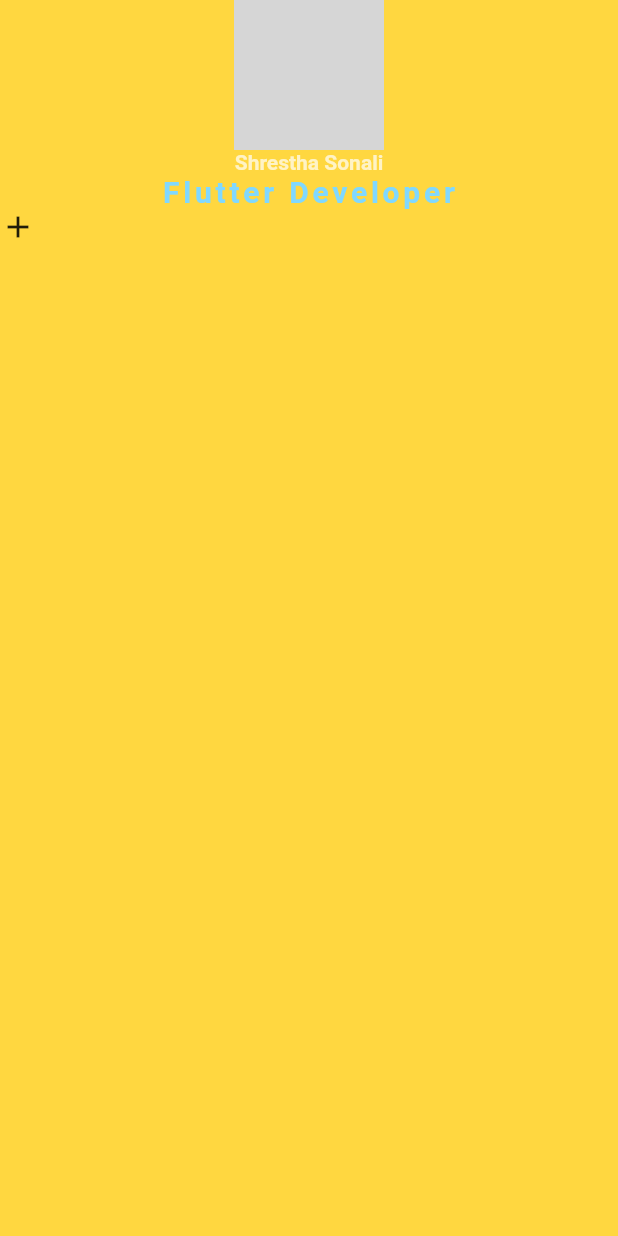
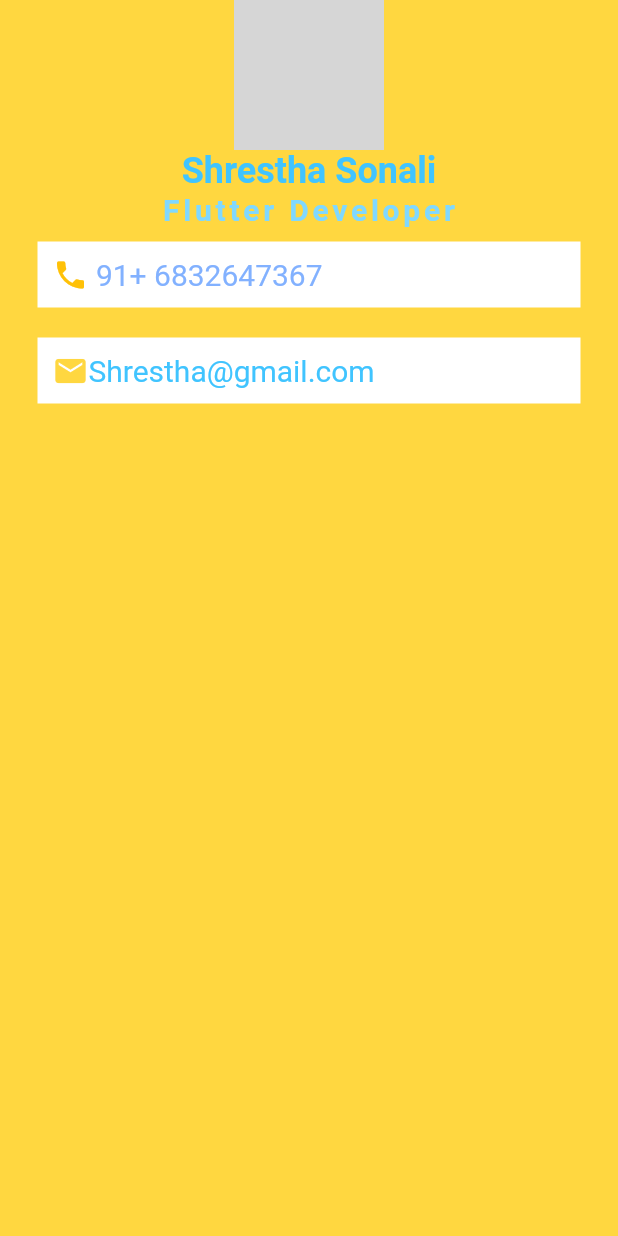
Before and after one commit to shrestha24/sign_in_page, a Flutter app: the screen it shows after launch, on a phone screen of 412 x 824 dp. Run offline on Flutter 3.47's test engine with Material 2 defaults, Android fonts, the phone set to English and light mode, and no system bars; grey boxes are pictures that could not be loaded.

Commit message:
sign_in updated.

```diff
--- a/lib/main.dart
+++ b/lib/main.dart
@@ -21,8 +21,9 @@ class MyApp extends StatelessWidget {
               Text(
                 'Shrestha Sonali',
                 style: TextStyle(
-                  color: Colors.white70,
+                  color: Colors.lightBlueAccent,
                   fontWeight: FontWeight.bold,
+                  fontSize: 24.0,
                 ),
               ),
               Text(
@@ -35,16 +36,52 @@ class MyApp extends StatelessWidget {
                 ),
               ),
               Container(
+                color: Colors.white,
+                padding: EdgeInsets.all(10.0),
+                margin: EdgeInsets.symmetric(vertical: 10.0,
+                horizontal: 25.0),
                 child: Row(
                   children: <Widget>[
-                    Icon(Icons.add),
+                    Icon(
+                        Icons.phone,
+                    color: Colors.amber,
+                    ),
+                    Text(
+                      ' 91+ 6832647367',
+                      style: TextStyle(
+                        fontSize: 20.0,
+                        color: Colors.blueAccent.shade100,
+
+                      ),
+                    )
+                  ],
+                ),
+              ),
+              Container(
+                color: Colors.white,
+                  padding: EdgeInsets.all(10.0),
+                margin: EdgeInsets.symmetric(vertical: 10.0,
+                horizontal: 25.0),
+                child: Row(
+                  children: <Widget>[
+                    Icon(
+                      Icons.email,
+                      color: Colors.amberAccent.shade200,
+                    ),
+                    Text(
+                      'Shrestha@gmail.com',
+                      style: TextStyle(
+                        fontSize: 20.0,
+                        color: Colors.lightBlueAccent.shade200,
+                      ),
+                    )
                   ],
                 ),
               )
             ],
           ),
         ),
-         ),
+      ),
     );
   }
 }
```
